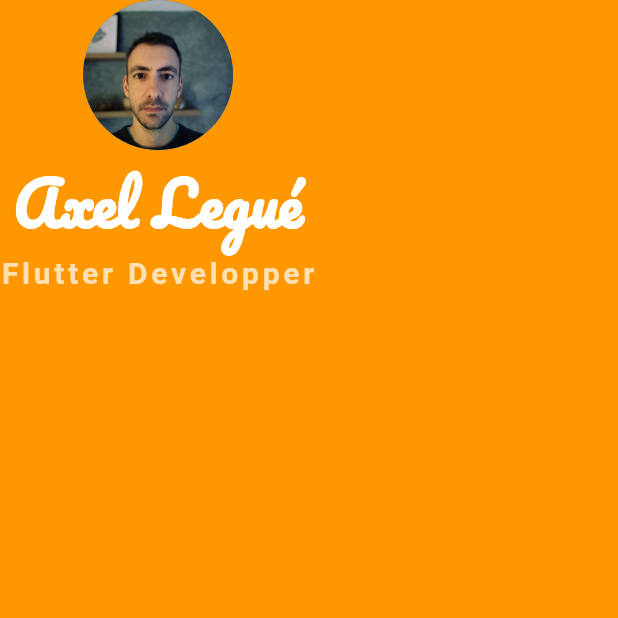
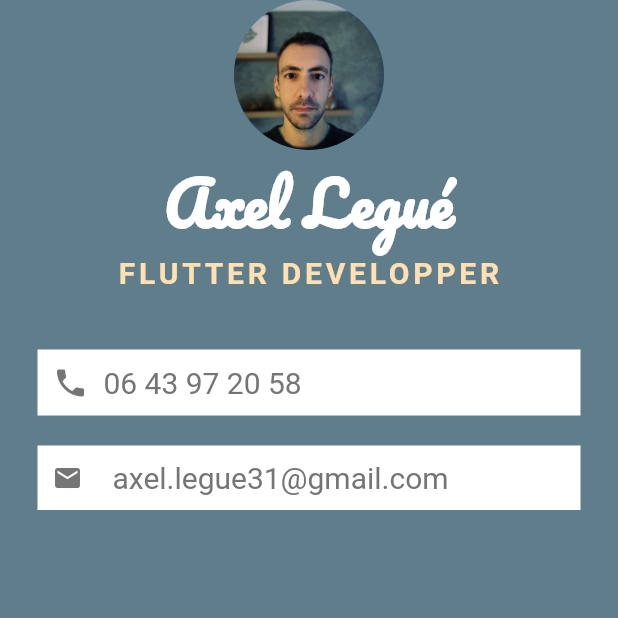
Before and after one commit to axel-legue/MiCardProject, a Flutter app: the screen it shows after launch, on a phone screen of 412 x 824 dp, the top half of it. Run offline on Flutter 3.47's test engine with Material 2 defaults, Android fonts, the phone set to English and light mode, and no system bars; Roboto replaces fonts that are missing (Source Sans Pro).

Commit message:
feat: add mail and phone number info 	- add Row widget 	- add SizedBox widget 	- add Color Theme

```diff
--- a/lib/main.dart
+++ b/lib/main.dart
@@ -11,7 +11,7 @@ class MyApp extends StatelessWidget {
   Widget build(BuildContext context) {
     return MaterialApp(
       home: Scaffold(
-        backgroundColor: Colors.orange,
+        backgroundColor: Colors.blueGrey[500],
         body: SafeArea(
           child: Column(
             children: <Widget>[
@@ -29,13 +29,57 @@ class MyApp extends StatelessWidget {
                 ),
               ),
               Text(
-                'Flutter Developper',
+                'FLUTTER DEVELOPPER',
                 style: TextStyle(
-                  fontFamily: 'Source Sans Pro',
-                  fontSize: 20.0,
-                  color: Colors.orange.shade100,
-                  letterSpacing: 2.5,
-                  fontWeight: FontWeight.bold
+                    fontFamily: 'Source Sans Pro',
+                    fontSize: 20.0,
+                    color: Colors.orange.shade100,
+                    letterSpacing: 2.5,
+                    fontWeight: FontWeight.bold),
+              ),
+              Container(
+                padding: EdgeInsets.all(10.0),
+                color: Colors.white,
+                margin: EdgeInsets.fromLTRB(25.0, 40.0, 25.0, 10.0),
+                child: Row(
+                  children: <Widget>[
+                    Icon(
+                      Icons.phone,
+                      color: Colors.grey[600],
+                    ),
+                    SizedBox(
+                      width: 10.0,
+                    ),
+                    Text(
+                      "06 43 97 20 58",
+                      style: TextStyle(
+                        color: Colors.grey[600],
+                        fontFamily: 'Source Sans Pro',
+                        fontSize: 20.0,
+                      ),
+                    )
+                  ],
+                ),
+              ),
+              Container(
+                color: Colors.white,
+                padding: EdgeInsets.all(10.0),
+                margin: EdgeInsets.symmetric(horizontal: 25.0, vertical: 10.0),
+                child: Row(
+                  children: <Widget>[
+                    Icon(Icons.email,
+                    color: Colors.grey[600],
+                    size: 20.0,),
+                    SizedBox(
+                      width: 20.0,
+                    ),
+                    Text('axel.legue31@gmail.com',
+                    style: TextStyle(
+                      color:Colors.grey[600],
+                      fontFamily: 'Source Sans Pro',
+                      fontSize: 20.0
+                    ),)
+                  ],
                 ),
               )
             ],
```
